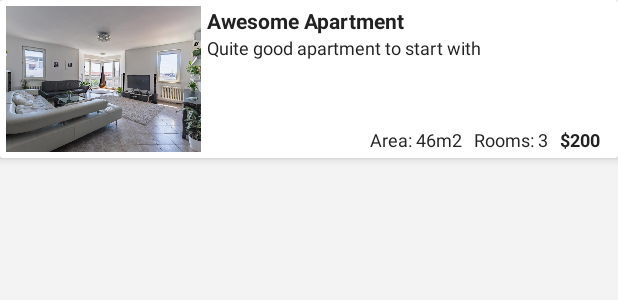
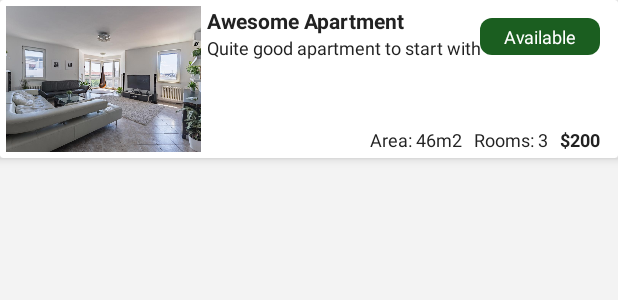
Before and after one commit to bkraszewski/Awesome_Rent, an Android app: the layout item_apartment_card.xml on its own in the app's theme, with its tools: preview values and no code run, on a phone screen of 412 x 824 dp. Shown: the top 300 px of the screen. Run offline under Robolectric (Android 15) with nearby library versions, the phone set to English and light mode, and no system bars.

Commit message:
realtor & admin apartment status

```diff
--- a/app/src/main/java/pl/starter/android/feature/explore/list/ApartmentRowItem.kt
+++ b/app/src/main/java/pl/starter/android/feature/explore/list/ApartmentRowItem.kt
@@ -1,7 +1,9 @@
 package pl.starter.android.feature.explore.list
 
 import pl.starter.android.service.Apartment
+import pl.starter.android.service.ApartmentState
 
 data class ApartmentRowItem(val apartment: Apartment,
-                       val priceLabel: String, val areaLabel: String, val roomsLabel: String) {
+                            val priceLabel: String, val areaLabel: String, val roomsLabel: String,
+                            val showStatus: Boolean = false, val canRent:Boolean = apartment.state == ApartmentState.AVAILABLE) {
 }
--- a/app/src/main/java/pl/starter/android/feature/main/MainActivity.kt
+++ b/app/src/main/java/pl/starter/android/feature/main/MainActivity.kt
@@ -6,6 +6,7 @@ import android.os.Bundle
 import android.view.MenuItem
 import androidx.fragment.app.Fragment
 import androidx.fragment.app.FragmentManager
+import androidx.fragment.app.FragmentPagerAdapter
 import androidx.fragment.app.FragmentStatePagerAdapter
 import com.google.android.material.bottomnavigation.BottomNavigationView
 import kotlinx.android.synthetic.main.activity_main.*
@@ -26,9 +27,7 @@ class MainActivity : BaseActivity<MainView, MainViewModel, ActivityMainBinding>(
     }
 
     override fun setupTabView(realtorTabVisible: Boolean, adminTabVisible: Boolean) {
-        setupBottomMenu()
         setupFragments(realtorTabVisible, adminTabVisible)
-
     }
 
     private fun setupFragments(realtorTabVisible: Boolean, adminTabVisible: Boolean) {
@@ -74,9 +73,6 @@ class MainActivity : BaseActivity<MainView, MainViewModel, ActivityMainBinding>(
         bottomNavigation.labelVisibilityMode = BottomNavigationView.VISIBLE
     }
 
-    private fun setupBottomMenu() {
-
-    }
 
     companion object {
         fun start(context: Context) {
--- a/app/src/main/java/pl/starter/android/service/UserRepository.kt
+++ b/app/src/main/java/pl/starter/android/service/UserRepository.kt
@@ -1,5 +1,6 @@
 package pl.starter.android.service
 
+import android.annotation.SuppressLint
 import android.content.SharedPreferences
 import io.reactivex.Observable
 import io.reactivex.subjects.PublishSubject
@@ -28,13 +29,14 @@ class UserRepositoryImpl (
 //            Role.ADMIN)
     }
 
+    @SuppressLint("ApplySharedPref")
     override fun update(user: User) {
         sharedPreferences.edit().apply{
             putLong(USER_ID, user.id)
             putString(USER_EMAIL, user.email)
             putString(USER_ROLE, user.role.toString()
             )
-        }.apply()
+        }.commit()
         subject.onNext(user)
 
     }
--- /dev/null
+++ b/app/src/main/res/drawable/apartment_status_bg.xml
@@ -0,0 +1,6 @@
+<?xml version="1.0" encoding="utf-8"?>
+<shape xmlns:android="http://schemas.android.com/apk/res/android">
+<corners android:radius="8dp"/>
+    <solid android:color="@color/white"/>
+
+</shape>
--- a/app/src/main/res/layout/item_apartment_card.xml
+++ b/app/src/main/res/layout/item_apartment_card.xml
@@ -7,7 +7,7 @@
     <data>
 
         <import type="pl.starter.android.feature.explore.list.ApartmentRowItem" />
-
+        <import type="android.view.View"/>
         <variable
             name="apartment"
             type="ApartmentRowItem" />
@@ -38,13 +38,35 @@
             <TextView
                 android:id="@+id/apartmentName"
                 style="@style/TextNormal.Black.Bold"
-                android:layout_width="wrap_content"
+                android:layout_width="0dp"
+                app:layout_constraintEnd_toEndOf="parent"
+                android:gravity="start"
+                android:paddingEnd="@dimen/apartment_status_width"
                 android:layout_height="wrap_content"
                 android:layout_marginStart="@dimen/half_spacer"
                 android:text="@{apartment.apartment.name}"
                 app:layout_constraintStart_toEndOf="@+id/apartmentImage"
                 app:layout_constraintTop_toTopOf="parent"
                 tools:text="Awesome Apartment" />
+
+            <TextView
+                android:id="@+id/apartmentStatus"
+                style="@style/TextSmall.White"
+                android:layout_width="@dimen/apartment_status_width"
+                app:layout_constraintEnd_toEndOf="parent"
+                android:gravity="center"
+                android:layout_marginTop="@dimen/single_spacer"
+                android:padding="@dimen/half_spacer"
+                app:visible="@{apartment.showStatus}"
+                android:backgroundTint="@{apartment.canRent ? @color/status_available : @color/status_rented}"
+                android:layout_marginEnd="@dimen/single_spacer"
+                tools:backgroundTint="@color/status_available"
+                android:maxWidth="@dimen/apartment_status_width"
+                android:background="@drawable/apartment_status_bg"
+                android:layout_height="wrap_content"
+                android:text="@{apartment.canRent ? @string/explore_apartment_available : @string/explore_apartment_rented}"
+                app:layout_constraintTop_toTopOf="parent"
+                tools:text="Available" />
 
             <TextView
                 android:id="@+id/apartmentDescription"
--- a/app/src/main/res/values/colors.xml
+++ b/app/src/main/res/values/colors.xml
@@ -17,10 +17,13 @@
     <color name="text_black">#222222</color>
     <color name="text_grey">#777F85</color>
     <color name="text_white">#FFFFFF</color>
-    <color name="text_green">#4CAF50</color>
+    <color name="text_green">#1B5E20</color>
     <color name="text_burgundy">#810B3B</color>
     <color name="text_red">@color/red</color>
     <color name="text_red_2">#D32536</color>
     <color name="text_gold">@color/gold</color>
 
+    <color name="status_available">#FF1B5E20</color>
+    <color name="status_rented">#B71C1C</color>
+
 </resources>
--- a/app/src/main/res/values/dimens.xml
+++ b/app/src/main/res/values/dimens.xml
@@ -32,4 +32,5 @@
     <dimen name="clickable_area">48dp</dimen>
     <dimen name="image_thumb_min">80dp</dimen>
     <dimen name="image_thumb_max">130dp</dimen>
+    <dimen name="apartment_status_width">80dp</dimen>
 </resources>
--- a/app/src/main/res/values/strings.xml
+++ b/app/src/main/res/values/strings.xml
@@ -36,6 +36,8 @@
 
     <string name="explore_apartment_area">Area: %s m²</string>
     <string name="explore_apartment_rooms">Rooms: %s</string>
-    <string name="explore_apartment_price">$%s</string>
+    <string name="explore_apartment_price">$%s/mo</string>
+    <string name="explore_apartment_available">Available</string>
+    <string name="explore_apartment_rented">Rented</string>
 
 </resources>
```
Also changed, not shown: app/src/main/java/pl/starter/android/feature/explore/list/RentListViewModel.kt (+12 -3 lines).
